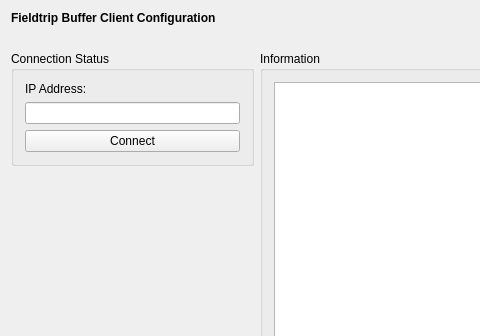
Qt form applications/mne_scan/plugins/ftbuffer/FormFiles/ftbuffersetup.ui (mne-tools/mne-cpp) before a commit; both pictures show x 0 to 480 and y 0 to 336 of the 600 by 450 pixel window.
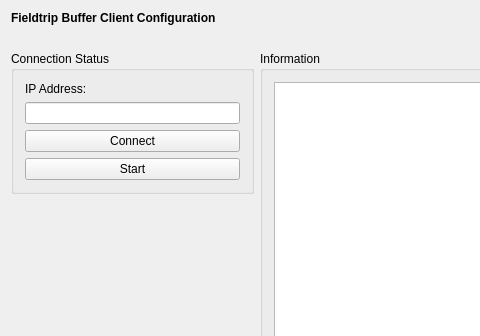
The same form after that commit.

Commit message: minor ui changes and adjustments to functions

```diff
--- a/applications/mne_scan/plugins/ftbuffer/FormFiles/ftbuffersetup.ui
+++ b/applications/mne_scan/plugins/ftbuffer/FormFiles/ftbuffersetup.ui
@@ -128,6 +128,13 @@
           </property>
          </widget>
         </item>
+        <item row="3" column="0">
+         <widget class="QPushButton" name="m_qPushButton_Start">
+          <property name="text">
+           <string>Start</string>
+          </property>
+         </widget>
+        </item>
        </layout>
       </widget>
      </item>
```
Left out of the diff: 32 changed lines with no effect on the pictures. The commit also changes 4 other files.
